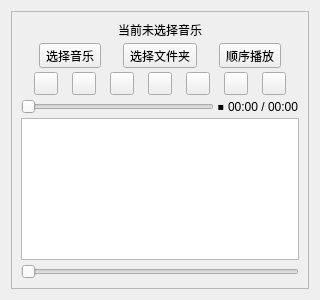
Qt form widget.ui (tslqbsa/PetMediaPlayer-new-) before a commit.
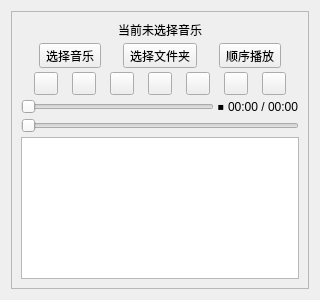
The same form after that commit.

Patch:
```diff
--- a/widget.ui
+++ b/widget.ui
@@ -180,13 +180,6 @@
           </item>
          </layout>
         </item>
-        <item>
-         <layout class="QHBoxLayout" name="horizontalLayout_6">
-          <item>
-           <widget class="QListWidget" name="LyricListWidget"/>
-          </item>
-         </layout>
-        </item>
         <item>
          <widget class="QSlider" name="VolumeSlider">
           <property name="orientation">
@@ -194,6 +187,13 @@
           </property>
          </widget>
         </item>
+        <item>
+         <layout class="QHBoxLayout" name="horizontalLayout_6">
+          <item>
+           <widget class="QListWidget" name="LyricListWidget"/>
+          </item>
+         </layout>
+        </item>
        </layout>
       </item>
      </layout>
```
